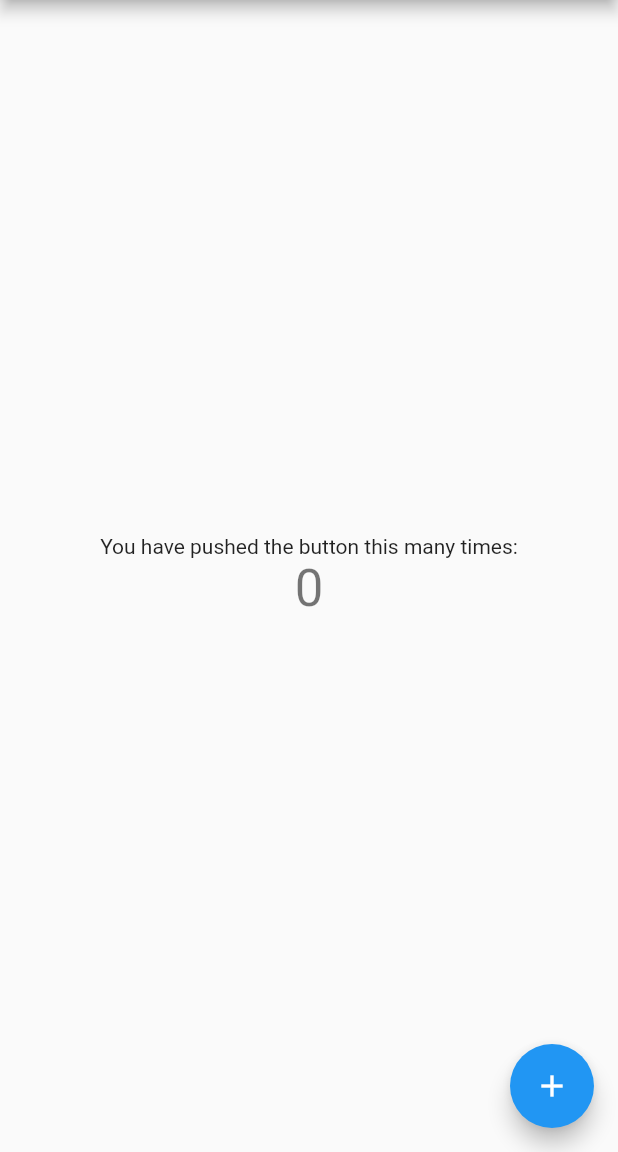
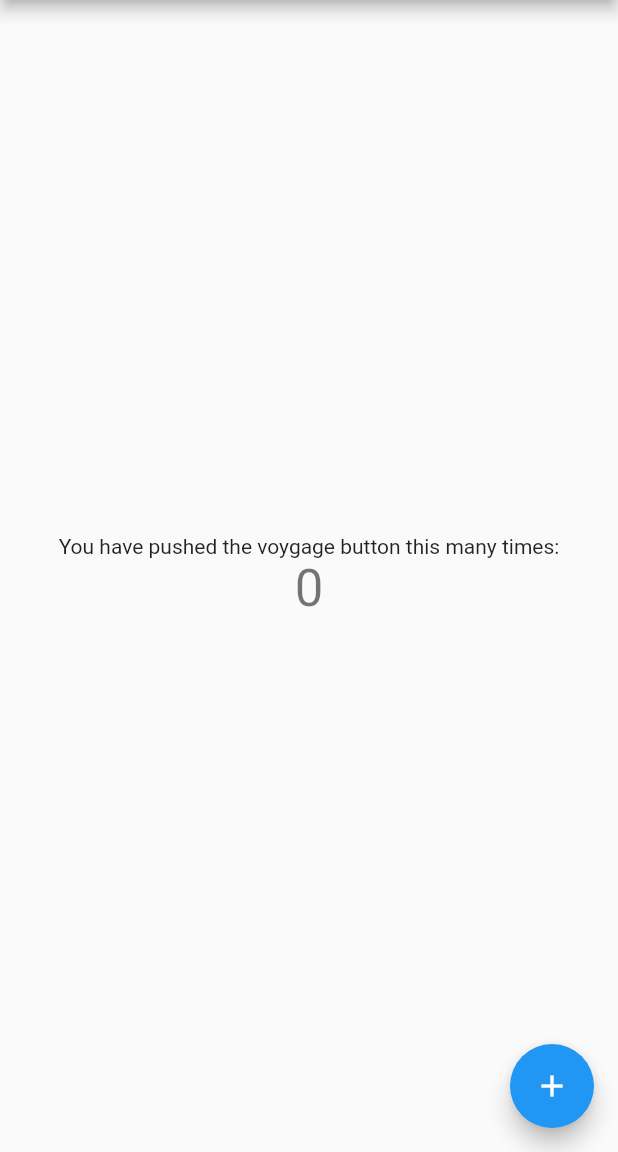
Before and after one commit to jaric-thorning/voyage, a Flutter app: the screen it shows after launch, on a phone screen of 412 x 824 dp, the part 84-1236 px from its top. Run offline on Flutter 3.47's test engine with Material 2 defaults, Android fonts, the phone set to English and light mode, and no system bars.

Commit message:
Changed button push text

```diff
--- a/lib/main.dart
+++ b/lib/main.dart
@@ -92,7 +92,7 @@ class _MyHomePageState extends State<MyHomePage> {
           mainAxisAlignment: MainAxisAlignment.center,
           children: <Widget>[
             Text(
-              'You have pushed the button this many times:',
+              'You have pushed the voygage button this many times:',
             ),
             Text(
               '$_counter',
```
